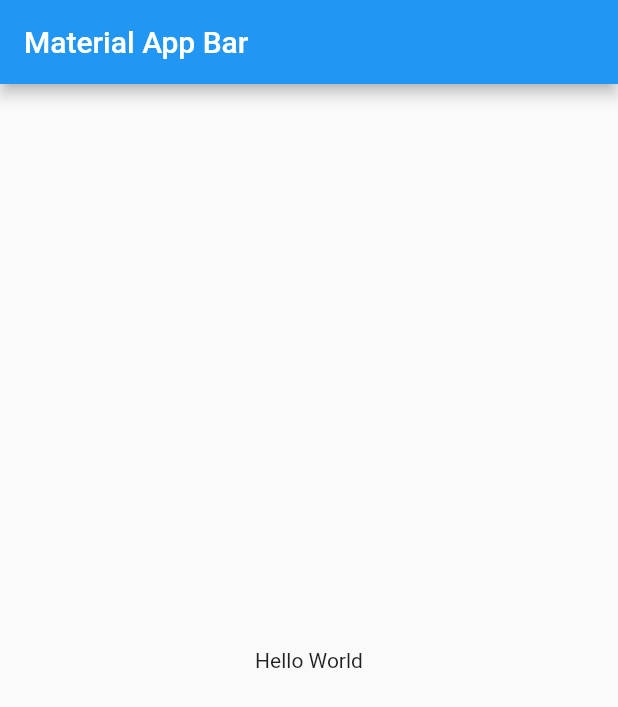
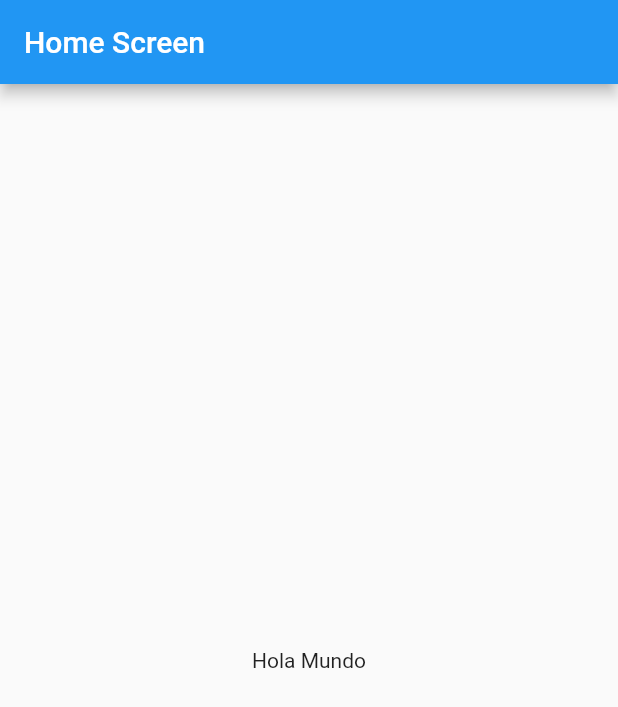
Before and after one commit to martinpelli/flutter_preferences_app, a Flutter app: the screen it shows after launch, on a phone screen of 412 x 824 dp. Shown: the top 707 px of the screen. Run offline on Flutter 3.47's test engine with Material 2 defaults, Android fonts, the phone set to English and light mode, and no system bars.

Commit message:
first structure

```diff
--- a/lib/main.dart
+++ b/lib/main.dart
@@ -1,22 +1,22 @@
 import 'package:flutter/material.dart';
+import 'package:flutter_preferences_app/screens/screens.dart';
+import 'package:flutter_preferences_app/screens/settings_screen.dart';
 
 void main() => runApp(MyApp());
 
 class MyApp extends StatelessWidget {
+  const MyApp({Key? key}) : super(key: key);
+
   @override
   Widget build(BuildContext context) {
     return MaterialApp(
-      title: 'Material App',
-      home: Scaffold(
-        appBar: AppBar(
-          title: Text('Material App Bar'),
-        ),
-        body: Center(
-          child: Container(
-            child: Text('Hello World'),
-          ),
-        ),
-      ),
+      debugShowCheckedModeBanner: false,
+      title: 'Preferences App',
+      initialRoute: HomeScreen.routerName,
+      routes: {
+        HomeScreen.routerName: (_) => const HomeScreen(),
+        SettingsScreen.routerName: (_) => const SettingsScreen()
+      },
     );
   }
 }
--- /dev/null
+++ b/lib/screens/home_screen.dart
@@ -0,0 +1,17 @@
+import 'package:flutter/material.dart';
+
+class HomeScreen extends StatelessWidget {
+  const HomeScreen({Key? key}) : super(key: key);
+
+  static const String routerName = 'home';
+
+  @override
+  Widget build(BuildContext context) {
+    return Scaffold(
+      appBar: AppBar(title: Text('Home Screen')),
+      body: Center(
+        child: Text('Hola Mundo'),
+      ),
+    );
+  }
+}
--- /dev/null
+++ b/lib/screens/screens.dart
@@ -0,0 +1,2 @@
+export 'package:flutter_preferences_app/screens/home_screen.dart';
+export 'package:flutter_preferences_app/screens/settings_screen.dart';
--- /dev/null
+++ b/lib/screens/settings_screen.dart
@@ -0,0 +1,17 @@
+import 'package:flutter/material.dart';
+
+class SettingsScreen extends StatelessWidget {
+  const SettingsScreen({Key? key}) : super(key: key);
+
+  static const String routerName = 'settings';
+
+  @override
+  Widget build(BuildContext context) {
+    return Scaffold(
+      appBar: AppBar(title: Text('Settings page')),
+      body: Center(
+        child: Text('Hola Mundo'),
+      ),
+    );
+  }
+}
```
